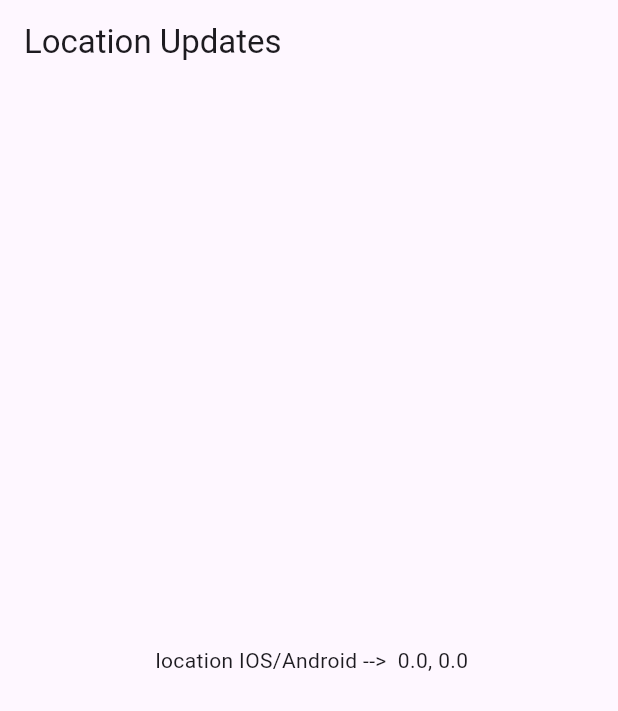
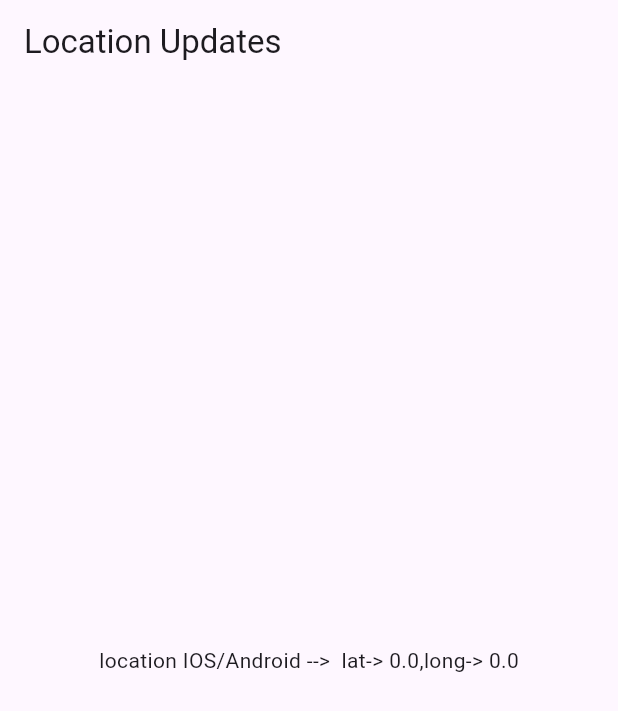
Before and after one commit to sunil-singh-chaudhary/Fetch-Location-IOS, a Flutter app: the screen it shows after launch, on a phone screen of 412 x 824 dp. Shown: the top 711 px of the screen. Run offline on Flutter 3.47's test engine with Material 3 defaults, Android fonts, the phone set to English and light mode, and no system bars.

Commit message:
updaing UI

```diff
--- a/lib/main.dart
+++ b/lib/main.dart
@@ -19,7 +19,6 @@ class MyApp extends StatelessWidget {
     return   MaterialApp(
       home:  ChangeNotifierProvider(
                 create: (context) => NotificationChangeNotifier(),
-
         child: const MyHomePage()),
     );
   }
--- a/lib/screen/homepage.dart
+++ b/lib/screen/homepage.dart
@@ -9,13 +9,10 @@ class MyHomePage extends StatefulWidget {
   const MyHomePage({super.key});
 
   @override
-  // ignore: library_private_types_in_public_api
   _MyHomePageState createState() => _MyHomePageState();
 }
 
 class _MyHomePageState extends State<MyHomePage> {
-
-
   @override
   void initState() {
     super.initState();
@@ -33,7 +30,7 @@ class _MyHomePageState extends State<MyHomePage> {
       body: Consumer<NotificationChangeNotifier>(
         builder: (context, notifier, child) =>
          Center(
-          child: Text(' location IOS/Android -->  ${notifier.lattitude}, ${notifier.longitude}'),
+          child: Text('location IOS/Android -->  lat-> ${notifier.lattitude},long-> ${notifier.longitude}'),
         ),
       ),
     );
--- a/lib/wrappers/PlatformChannels.dart
+++ b/lib/wrappers/PlatformChannels.dart
@@ -11,7 +11,7 @@ const eventChannel = EventChannel('com.location.eventchannel');
     const platform = MethodChannel('com.rocky.flutter_location');
     try {
       final bool result = await platform.invokeMethod('requestLocationPermission');
-      debugPrint('Location Permission Result: $result');
+      debugPrint('Location Result: $result');
     } on PlatformException catch (e) {
       debugPrint('Error requesting location permission: ${e.message}');
     }
@@ -25,13 +25,15 @@ const eventChannel = EventChannel('com.location.eventchannel');
         double latitude = event['latitude'];
         double longitude = event['longitude'];
         debugPrint('Received location update - Latitude: $latitude, Longitude: $longitude');
+        //TODO: Update lat long to provider
+
             Provider.of<NotificationChangeNotifier>(context, listen: false)
         .updateMessage(latitude.toString(), longitude.toString());
 
       }
     },
     onError: (dynamic error) {
-      debugPrint('Error receiving location update: $error');
+      debugPrint('Flutter side Error receiving location update: $error');
     },
   );
 
```
